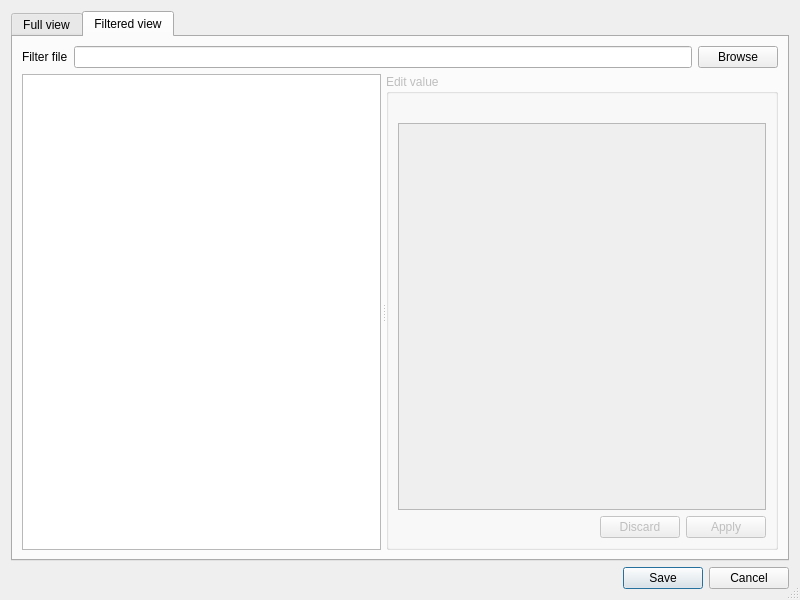
Above: src/ui/ui_editor.ui from nextgis/qgis_metatools before the change. Below: the same form after it.
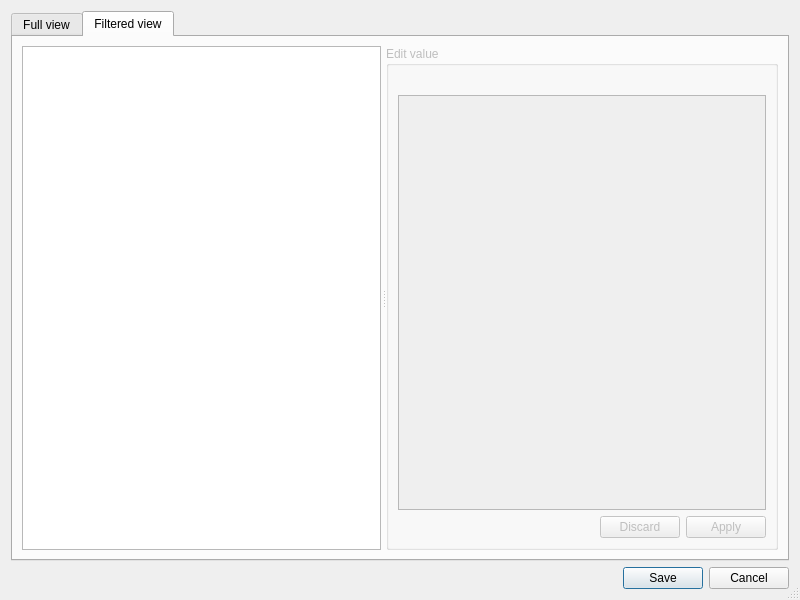
That is the form after the change. The open tabs and pages were chosen to show the change.

Commit message: move filter selection to settings dialog save filter in settings and apply it automatically

Patch:
```diff
--- a/src/ui/ui_editor.ui
+++ b/src/ui/ui_editor.ui
@@ -82,27 +82,6 @@
        <string>Filtered view</string>
       </attribute>
       <layout class="QVBoxLayout" name="verticalLayout_5">
-       <item>
-        <layout class="QHBoxLayout" name="horizontalLayout">
-         <item>
-          <widget class="QLabel" name="label">
-           <property name="text">
-            <string>Filter file</string>
-           </property>
-          </widget>
-         </item>
-         <item>
-          <widget class="QLineEdit" name="filterLineEdit"/>
-         </item>
-         <item>
-          <widget class="QPushButton" name="selectFilterButton">
-           <property name="text">
-            <string>Browse</string>
-           </property>
-          </widget>
-         </item>
-        </layout>
-       </item>
        <item>
         <widget class="QSplitter" name="splitter_2">
          <property name="orientation">
```
The commit also changes 6 other files.
